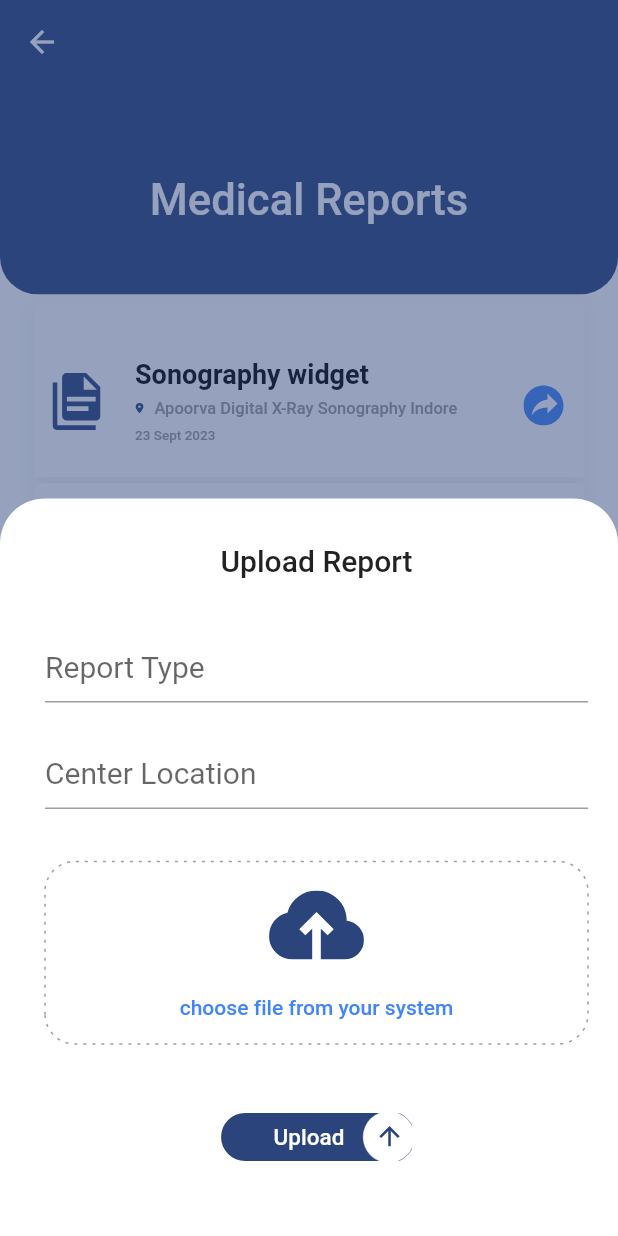
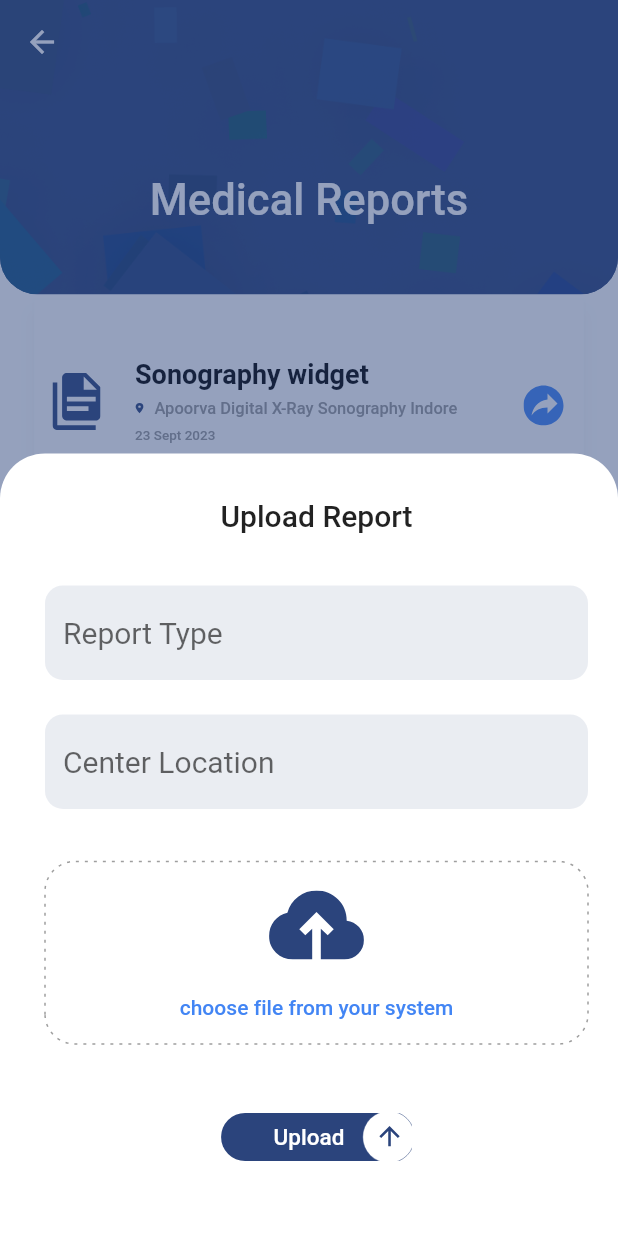
Before and after one commit to Bhavikk01/whizz, a Flutter app: the MedicalReportScreen screen opened directly, after a tap on "Upload", on a phone screen of 412 x 824 dp. Run offline on Flutter 3.47's test engine with Material 2 defaults, Android fonts, the phone set to English and light mode, and no system bars; drawn by our look-alikes of dotted_border; our stand-ins replace animated_custom_dropdown, connectivity_plus, firebase_auth, firebase_core, flutter_rating_bar, flutter_svg and 10 more; missing offline and left inert: animated_snack_bar, super_tooltip; accounts and stored records are empty; statements that could not run were skipped; project files that could hold a hidden picture were left out.

Commit message:
Complete Medical report screen, but not responsive.

```diff
--- a/lib/app/screens/medical_records/medical_report_screen.dart
+++ b/lib/app/screens/medical_records/medical_report_screen.dart
@@ -1,9 +1,8 @@
-
-
 import 'package:Whizz/app/screens/medical_records/controllers/medical_report_controller.dart';
 import 'package:Whizz/app/utils/colors.dart';
+import 'package:Whizz/app/utils/constants.dart';
+import 'package:Whizz/app/widgets/upload_button.dart';
 import 'package:dotted_border/dotted_border.dart';
-import 'package:Whizz/app/utils/colors.dart';
 import 'package:flutter/material.dart';
 import 'package:flutter_svg/flutter_svg.dart';
 import 'package:get/get.dart';
@@ -19,11 +18,14 @@
       ..setCurrentDeviceSize();
     return Scaffold(
         backgroundColor: Colors.white,
-      body: CustomScrollView(
+        body: SafeArea(
+          child: CustomScrollView(
             slivers: [
               SliverAppBar(
                   pinned: true,
                   leading: Icon(Icons.arrow_back),
+                  elevation: 0,
+                  automaticallyImplyLeading: false,
                   collapsedHeight: scale.getScaledHeight(100),
                   expandedHeight: Get.height / 4.2,
                   backgroundColor: Colors.white,
@@ -33,6 +35,12 @@
                         height: constraints.maxHeight,
                         width: constraints.maxWidth,
                         decoration: BoxDecoration(
+                            image: DecorationImage(
+                              image: AssetImage(
+                                ConstantData.backgroundTile,
+                              ),
+                              fit: BoxFit.cover,
+                            ),
                             color: ColorsUtil.brandColor,
                             borderRadius: BorderRadius.only(
                                 bottomLeft: Radius.circular(25),
@@ -40,27 +48,37 @@
                         child: Column(
                           mainAxisAlignment: MainAxisAlignment.end,
                           children: [
-                        Text("Medical Reports", style: TextStyle(color: Colors.white, fontSize: scale.getScaledHeight(25)),),
-                        SizedBox(height: scale.getScaledHeight(40),)
+                            Text(
+                              "Medical Reports",
+                              style: TextStyle(
+                                  color: Colors.white,
+                                  fontSize: scale.getScaledHeight(25)),
+                            ),
+                            SizedBox(
+                              height: scale.getScaledHeight(40),
+                            )
                           ],
                         ),
                       );
                     },
                   )),
-         SliverList(delegate: SliverChildBuilderDelegate( childCount: 10,(context, index) {
+              SliverList(
+                  delegate: SliverChildBuilderDelegate(
+                childCount: 10,
+                (context, index) {
                   return ReportCard();
-         },))
+                },
+              ))
             ],
           ),
-        floatingActionButton: GestureDetector(
+        ),
+        floatingActionButton: UploadButton(
           onTap: () {
             showModalBottomSheet(
                 isScrollControlled: true,
                 enableDrag: true,
                 useSafeArea: true,
                 useRootNavigator: true,
-
-
                 constraints: BoxConstraints(
                   maxHeight: double.infinity,
                 ),
@@ -68,8 +86,104 @@
                 barrierColor: ColorsUtil.brandColor.withOpacity(0.5),
                 context: context,
                 builder: (context) {
+                  return const ReportBottomSheet();
+                });
+          },
+        ));
+  }
+}
+
+class ReportCard extends StatelessWidget {
+  const ReportCard({Key? key}) : super(key: key);
+
+  @override
+  Widget build(BuildContext context) {
+    ScalingUtility scale = ScalingUtility(context: context)
+      ..setCurrentDeviceSize();
+    return Card(
+      margin: EdgeInsets.only(
+          left: scale.getScaledWidth(20),
+          right: scale.getScaledWidth(20),
+          top: scale.getScaledHeight(3)),
+      shadowColor: Color(0x33000000),
+      elevation: 5,
+      shape: RoundedRectangleBorder(),
+      child: ListTile(
+        titleAlignment: ListTileTitleAlignment.titleHeight,
+        shape: RoundedRectangleBorder(),
+        minLeadingWidth: 35,
+        horizontalTitleGap: 20,
+        tileColor: Colors.white,
+        style: ListTileStyle.list,
+        contentPadding: EdgeInsets.only(
+            top: scale.getScaledHeight(30),
+            bottom: scale.getScaledHeight(15),
+            left: scale.getScaledWidth(10)),
+        title: Text(
+          "Sonography widget",
+          style: TextStyle(
+              fontWeight: FontWeight.bold, fontSize: scale.getScaledHeight(15)),
+        ),
+        subtitle: Row(
+          mainAxisAlignment: MainAxisAlignment.start,
+          crossAxisAlignment: CrossAxisAlignment.start,
+          children: [
+            SizedBox(height: scale.getScaledHeight(20)),
+            Column(
+              mainAxisAlignment: MainAxisAlignment.start,
+              // mainAxisSize: MainAxisSize.min,
+              crossAxisAlignment: CrossAxisAlignment.start,
+              children: [
+                SizedBox(
+                  height: scale.getScaledHeight(5),
+                ),
+                Row(
+                  children: [
+                    SvgPicture.asset('assets/icons/location.svg'),
+                    SizedBox(
+                      width: scale.getScaledHeight(6),
+                    ),
+                    Text(
+                      "Apoorva Digital X-Ray Sonography Indore",
+                      style: TextStyle(
+                          fontSize: scale.getScaledHeight(9),
+                          color: ColorsUtil.greyTextColor),
+                    ),
+                  ],
+                ),
+                SizedBox(height: scale.getScaledHeight(5)),
+                Text(
+                  "23 Sept 2023",
+                  style: TextStyle(
+                      fontSize: scale.getScaledHeight(7),
+                      color: ColorsUtil.greyTextColor),
+                ),
+                // SizedBox(height: scale.getScaledHeight(10)),
+              ],
+            )
+          ],
+        ),
+        leading: SvgPicture.asset('assets/icons/file.svg'),
+        trailing: IconButton(
+            onPressed: () {},
+            icon: SvgPicture.asset(
+              'assets/icons/sharecircle.svg',
+              height: scale.getScaledHeight(40),
+            )),
+      ),
+    );
+  }
+}
+
+class ReportBottomSheet extends StatelessWidget {
+  const ReportBottomSheet({Key? key}) : super(key: key);
+
+  @override
+  Widget build(BuildContext context) {
+    ScalingUtility scale = ScalingUtility(context: context)
+      ..setCurrentDeviceSize();
     return Container(
-                    padding: EdgeInsets.only(left: 30,top: 30,right: 20,bottom: 50),
+      padding: EdgeInsets.only(left: 30, top: 30, right: 20, bottom: 50),
       decoration: ShapeDecoration(
           color: ColorsUtil.brandWhite,
           shape: RoundedRectangleBorder(
@@ -105,33 +219,35 @@
             height: scale.getScaledHeight(20),
           ),
           TextFormField(
-                          decoration:
-                          InputDecoration(hintText: "Center Location"),
+            decoration: InputDecoration(hintText: "Center Location"),
           ),
           SizedBox(
             height: scale.getScaledHeight(30),
           ),
           GestureDetector(
-                          onTap: (){},
+            onTap: () {},
             child: DottedBorder(
                 borderType: BorderType.RRect,
                 radius: Radius.circular(20),
                 color: Colors.grey.shade500,
                 // borderPadding: EdgeInsets.all(10),
-                              dashPattern: [1,5],
+                dashPattern: [1, 5],
                 strokeCap: StrokeCap.square,
-
                 child: Container(
                   height: scale.fh / 7,
                   width: double.infinity,
-
                   child: Column(
                     mainAxisAlignment: MainAxisAlignment.center,
                     crossAxisAlignment: CrossAxisAlignment.center,
                     // mainAxisSize: MainAxisSize.min,
                     children: [
-                                    SvgPicture.asset("assets/icons/cloud_upload.svg",height: scale.getScaledHeight(40),),
-                                    SizedBox(height: scale.getScaledHeight(30),),
+                      SvgPicture.asset(
+                        "assets/icons/cloud_upload.svg",
+                        height: scale.getScaledHeight(40),
+                      ),
+                      SizedBox(
+                        height: scale.getScaledHeight(30),
+                      ),
                       Text(
                         'choose file from your system',
                         style: TextStyle(
@@ -141,118 +257,18 @@
                           height: 0.14,
                         ),
                       ),
-
-
-
                     ],
                   ),
                 )),
           ),
-                        SizedBox(height: scale.getScaledHeight(40),),
-                        GestureDetector(
-                          onTap: (){},
-                          child: Stack(
-                            alignment: Alignment.centerRight,
-                            children: [
-                              Container(
-                                padding:
-                                EdgeInsets.only(left: 35, right: 45, top: 7, bottom: 7),
-                                child: Text(
-                                  "Upload",
-                                  style: TextStyle(color: ColorsUtil.brandWhite),
+          SizedBox(
+            height: scale.getScaledHeight(40),
           ),
-                                decoration: ShapeDecoration(
-                                    shape: StadiumBorder(), color: ColorsUtil.brandColor),
-                              ),
-                              Positioned(
-                                  right: -2,
-                                  child: SvgPicture.asset(
-                                    "assets/icons/upload_svg.svg",
-                                    height: scale.getScaledHeight(30),
-                                  ))
-                            ],
-                          ),
+          UploadButton(
+            onTap: () {},
           ),
         ],
       ),
     );
-                });
-          },
-          child: Stack(
-            alignment: Alignment.centerRight,
-            children: [
-              Container(
-                padding:
-                EdgeInsets.only(left: 35, right: 45, top: 7, bottom: 7),
-                child: Text(
-                  "Upload",
-                  style: TextStyle(color: ColorsUtil.brandWhite),
-                ),
-                decoration: ShapeDecoration(
-                    shape: StadiumBorder(), color: ColorsUtil.brandColor),
-              ),
-              Positioned(
-                  right: -2,
-                  child: SvgPicture.asset(
-                    "assets/icons/upload_svg.svg",
-                    height: scale.getScaledHeight(30),
-                  ))
-            ],
-          ),
-        )
-    );
   }
 }
-
-class ReportCard extends StatelessWidget {
-  const ReportCard({Key? key}) : super(key: key);
-
-  @override
-  Widget build(BuildContext context) {
-    ScalingUtility scale = ScalingUtility(context: context)
-      ..setCurrentDeviceSize();
-    return Card(
-      margin: EdgeInsets.only(left: scale.getScaledWidth(20), right: scale.getScaledWidth(20), top: scale.getScaledHeight(3)),
-      shadowColor: Color(0x33000000),
-      elevation: 5,
-      shape: RoundedRectangleBorder(),
-      child: ListTile(
-        titleAlignment: ListTileTitleAlignment.titleHeight,
-        shape: RoundedRectangleBorder(),
-        minLeadingWidth: 35,
-        horizontalTitleGap: 20,
-        tileColor: Colors.white,
-        style: ListTileStyle.list,
-       contentPadding: EdgeInsets.only(top: scale.getScaledHeight(30), bottom: scale.getScaledHeight(15), left: scale.getScaledWidth(10)),
-        title: Text("Sonography widget",style: TextStyle(fontWeight: FontWeight.bold, fontSize: scale.getScaledHeight(15)),),
-        subtitle: Row(
-          mainAxisAlignment: MainAxisAlignment.start,
-          crossAxisAlignment: CrossAxisAlignment.start,
-          children: [
-            SizedBox(height: scale.getScaledHeight(20)),
-            Column(
-              mainAxisAlignment: MainAxisAlignment.start,
-              // mainAxisSize: MainAxisSize.min,
-              crossAxisAlignment: CrossAxisAlignment.start,
-              children: [
-                SizedBox(height: scale.getScaledHeight(5),),
-                Row(
-                  children: [
-                    SvgPicture.asset('assets/icons/location.svg'),
-                    SizedBox(width: scale.getScaledHeight(6),),
-                    Text("Apoorva Digital X-Ray Sonography Indore", style: TextStyle(fontSize: scale.getScaledHeight(9), color: ColorsUtil.greyTextColor),),
-                  ],
-                ),
-                SizedBox(height: scale.getScaledHeight(5)),
-                Text("23 Sept 2023", style: TextStyle(fontSize: scale.getScaledHeight(7),color: ColorsUtil.greyTextColor),),
-              // SizedBox(height: scale.getScaledHeight(10)),
-              ],
-            )
-          ],
-        ),
-        leading: SvgPicture.asset('assets/icons/file.svg'),
-        trailing: IconButton(onPressed: (){},icon: SvgPicture.asset('assets/icons/sharecircle.svg', height: scale.getScaledHeight(40),)),
-      ),
-    );
-  }
-}
--- a/lib/app/utils/app_theme.dart
+++ b/lib/app/utils/app_theme.dart
@@ -62,36 +62,12 @@
         ),
       ),
     ),
-    dropdownMenuTheme: DropdownMenuThemeData(
-      inputDecorationTheme: InputDecorationTheme(
-        border: OutlineInputBorder(
+    inputDecorationTheme: InputDecorationTheme(
+      filled: true,
+      fillColor: Color(0x192B447C),
+      border: OutlineInputBorder(
           borderRadius: BorderRadius.circular(12),
-          borderSide: const BorderSide(
-            color: Colors.transparent,
-            width: 0,
-          ),
-        ),
-        enabledBorder: OutlineInputBorder(
-          borderRadius: BorderRadius.circular(12),
-          borderSide: const BorderSide(
-            color: Colors.transparent,
-            width: 0,
-          ),
-        ),
-        focusedBorder: OutlineInputBorder(
-          borderRadius: BorderRadius.circular(12),
-          borderSide: BorderSide(
-            color: ColorsUtil.darkContainerColor,
-            width: 2,
-          ),
-        ),
-        filled: true,
-        fillColor: ColorsUtil.textFieldColor,
-        hintStyle: GoogleFonts.atkinsonHyperlegible(
-          fontSize: 16,
-          fontWeight: FontWeight.w400,
-        ),
-      ),
+          borderSide: BorderSide.none),
     )
   );
 }
--- /dev/null
+++ b/lib/app/widgets/upload_button.dart
@@ -0,0 +1,38 @@
+import 'package:flutter/material.dart';
+import 'package:flutter_svg/svg.dart';
+
+import '../utils/colors.dart';
+import '../utils/scale_utility.dart';
+class UploadButton extends StatelessWidget {
+  final Function()? onTap;
+  const UploadButton({Key? key,this.onTap}) : super(key: key);
+  @override
+  Widget build(BuildContext context) {
+    ScalingUtility scale = ScalingUtility(context: context)
+      ..setCurrentDeviceSize();
+    return GestureDetector(
+      onTap: onTap,
+      child: Stack(
+        alignment: Alignment.centerRight,
+        children: [
+          Container(
+            padding:
+            const EdgeInsets.only(left: 35, right: 45, top: 7, bottom: 7),
+            decoration: ShapeDecoration(
+                shape: StadiumBorder(), color: ColorsUtil.brandColor),
+            child: Text(
+              "Upload",
+              style: TextStyle(color: ColorsUtil.brandWhite),
+            ),
+          ),
+          Positioned(
+              right: -2,
+              child: SvgPicture.asset(
+                "assets/icons/upload_svg.svg",
+                height: scale.getScaledHeight(30),
+              ))
+        ],
+      ),
+    );
+  }
+}
```
Lines whose indentation alone changed are shown as unchanged.
